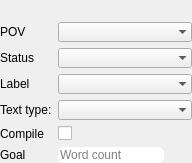
The window that manuskript/ui/views/propertiesView_ui.ui (olivierkes/manuskript) describes before a commit, drawn with Qt 5.
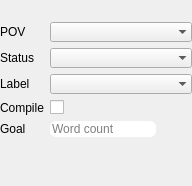
The same window after the commit. Custom widgets are drawn as their Qt base class.

Commit message: Purging types from propertiesView

```diff
--- a/manuskript/ui/views/propertiesView_ui.ui
+++ b/manuskript/ui/views/propertiesView_ui.ui
@@ -7,7 +7,7 @@
     <x>0</x>
     <y>0</y>
     <width>192</width>
-    <height>159</height>
+    <height>186</height>
    </rect>
   </property>
   <property name="windowTitle">
@@ -105,28 +105,28 @@
            </property>
           </widget>
          </item>
-         <item row="5" column="0">
+         <item row="4" column="0">
           <widget class="QLabel" name="lblCompile">
            <property name="text">
             <string>Compile</string>
            </property>
           </widget>
          </item>
-         <item row="5" column="1">
+         <item row="4" column="1">
           <widget class="chkOutlineCompile" name="chkCompile">
            <property name="text">
             <string/>
            </property>
           </widget>
          </item>
-         <item row="6" column="0">
+         <item row="5" column="0">
           <widget class="QLabel" name="lblGoal">
            <property name="text">
             <string>Goal</string>
            </property>
           </widget>
          </item>
-         <item row="6" column="1">
+         <item row="5" column="1">
           <widget class="lineEditView" name="txtGoal">
            <property name="sizePolicy">
             <sizepolicy hsizetype="Fixed" vsizetype="Fixed">
@@ -148,26 +148,6 @@
            </property>
           </widget>
          </item>
-         <item row="3" column="0">
-          <widget class="QLabel" name="lblLabel_2">
-           <property name="text">
-            <string>Text type:</string>
-           </property>
-          </widget>
-         </item>
-         <item row="3" column="1">
-          <widget class="cmbOutlineTypeChoser" name="cmbType">
-           <property name="sizePolicy">
-            <sizepolicy hsizetype="Expanding" vsizetype="Fixed">
-             <horstretch>0</horstretch>
-             <verstretch>0</verstretch>
-            </sizepolicy>
-           </property>
-           <property name="frame">
-            <bool>false</bool>
-           </property>
-          </widget>
-         </item>
         </layout>
        </item>
       </layout>
@@ -319,11 +299,6 @@
    <extends>QComboBox</extends>
    <header>manuskript.ui.views.cmbOutlineLabelChoser.h</header>
   </customwidget>
-  <customwidget>
-   <class>cmbOutlineTypeChoser</class>
-   <extends>QComboBox</extends>
-   <header>manuskript.ui.views.cmbOutlineTypeChoser.h</header>
-  </customwidget>
  </customwidgets>
  <resources/>
  <connections/>
```
Left out of the diff: 33 changed lines with no effect on the pictures. The commit also changes 2 other files.
